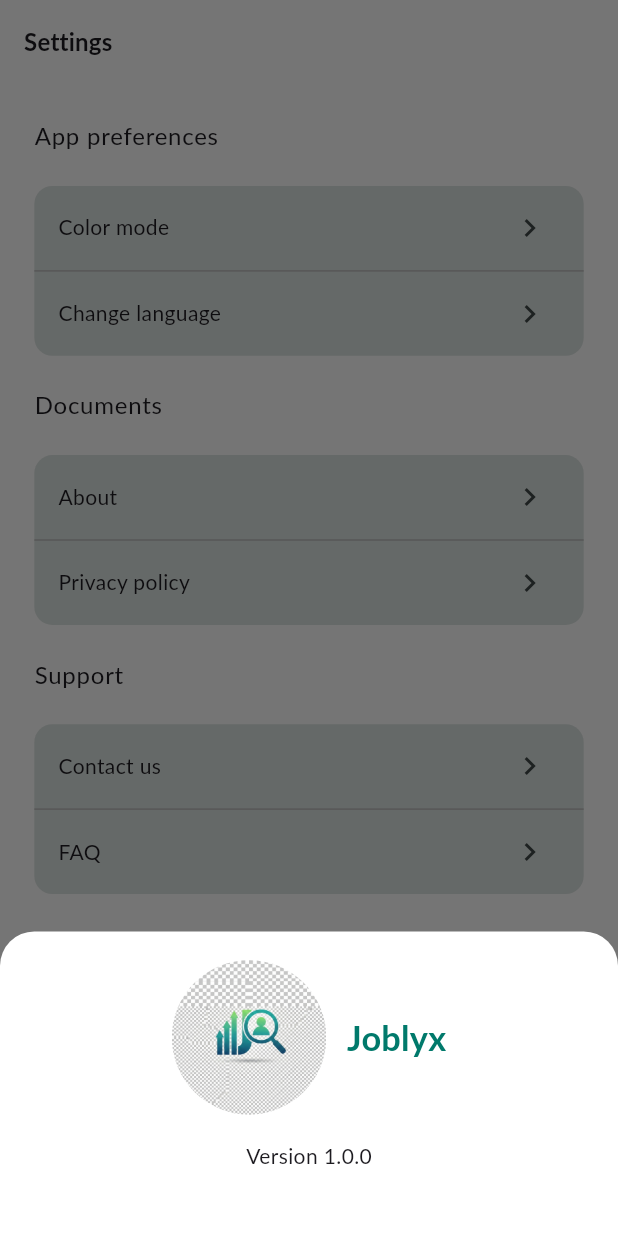
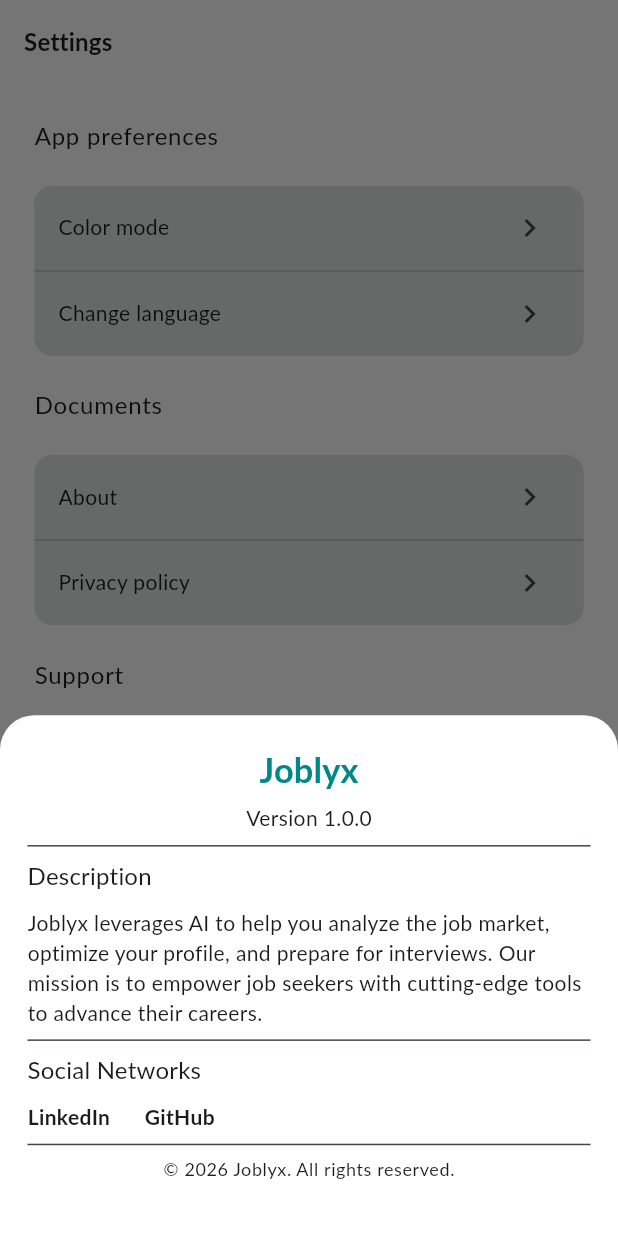
Before and after one commit to AlexisIvan2000/Joblyx, a Flutter app: the SettingsScreen screen opened by its route, after a tap on "About", on a phone screen of 412 x 824 dp. Run offline on Flutter 3.47's test engine with Material 3 defaults, Android fonts, the light colour scheme and no system bars; our stand-ins replace cached_network_image, flutter_dotenv, flutter_image_compress, flutter_riverpod, flutter_screenutil, go_router and 4 more; accounts and stored records are empty.

Commit message:
feat: ajout de la gestion des contacts et de la section À propos avec des descriptions et des liens d'email

```diff
--- a/joblyx_front/assets/i18n/en.json
+++ b/joblyx_front/assets/i18n/en.json
@@ -120,7 +120,13 @@
     "english": "English",
     "contact_email": "support@joblyx.com",
     "contact_message": "Have a question, found a bug, or have an idea to improve Joblyx? Your suggestions help us build the best tool for your carreer. Get in touch!",
-    "contact_response_time": "Expect a response within 24-48h."
+    "contact_response_time": "Expect a response within 24-48h.",
+    "email_error": "Unable to open email application.",
+    "description": "Description",
+    "about_description": "Joblyx leverages AI to help you analyze the job market, optimize your profile, and prepare for interviews. Our mission is to empower job seekers with cutting-edge tools to advance their careers.",
+    "social_networks": "Social Networks",
+    "copyright": "© 2026 Joblyx. All rights reserved."
+
 
   },
 
--- a/joblyx_front/assets/i18n/fr.json
+++ b/joblyx_front/assets/i18n/fr.json
@@ -120,7 +120,13 @@
         "english": "Anglais",
         "contact_email": "support@joblyx.com",
         "contact_message": "Une question, un bug ou une idée pour améliorer Joblyx? Vos suggestions nous aident à construire le meilleur outil pour votre carrière. Écrivez-nous !",
-        "contact_response_time": "Attendez-vous à une réponse sous 24-48h."
+        "contact_response_time": "Attendez-vous à une réponse sous 24-48h.",
+        "email_error": "Impossible d'ouvrir l'application email.",
+        "description": "Description",
+        "about_description": "Joblyx utilise l'IA pour vous aider à analyser le marché de l'emploi, optimiser votre profil et préparer vos entretiens. Notre mission est de donner aux chercheurs d'emploi des outils de pointe pour faire avancer leur carrière.",
+        "social_networks": "Réseaux sociaux",
+        "copyright": "© 2026 Joblyx. Tous droits réservés."
+
 
     },
     "err": {
--- a/joblyx_front/lib/widgets/settings/about.dart
+++ b/joblyx_front/lib/widgets/settings/about.dart
@@ -1,6 +1,6 @@
 import 'package:flutter/material.dart';
 import 'package:flutter_screenutil/flutter_screenutil.dart';
-// import 'package:joblyx_front/services/app_localizations.dart';
+import 'package:joblyx_front/services/app_localizations.dart';
 
 void showAboutSheet(BuildContext context) {
   showModalBottomSheet(
@@ -19,7 +19,7 @@
   @override
   Widget build(BuildContext context) {
     final theme = Theme.of(context);
-    // final t = AppLocalizations.of(context);
+    final t = AppLocalizations.of(context);
     final cs = theme.colorScheme;
 
     return Padding(
@@ -33,30 +33,77 @@
         mainAxisSize: MainAxisSize.min,
         crossAxisAlignment: CrossAxisAlignment.start,
         children: [
+          Center(
+            child: Text(
+              'Joblyx',
+              style: theme.textTheme.titleMedium?.copyWith(
+                fontWeight: FontWeight.bold,
+                color: cs.secondary,
+                fontSize: 20.sp,
+              ),
+            ),
+          ),
+          SizedBox(height: 5.h),
+          Center(
+            child: Text('Version 1.0.0', style: theme.textTheme.bodyMedium),
+          ),
+          Divider(color: cs.onSurfaceVariant, thickness: 1.0),
+          Text(
+            t.t('settings.description'),
+            style: theme.textTheme.titleMedium?.copyWith(
+              fontWeight: FontWeight.w500,
+            ),
+          ),
+          SizedBox(height: 8.h),
+          Text(
+            t.t('settings.about_description'),
+            style: theme.textTheme.bodyMedium,
+          ),
+          Divider(color: cs.onSurfaceVariant, thickness: 1.0),
+          Text(
+            t.t('settings.social_networks'),
+            style: theme.textTheme.titleMedium?.copyWith(
+              fontWeight: FontWeight.w500,
+            ),
+          ),
+          SizedBox(height: 8.h),
           Row(
-            mainAxisAlignment: MainAxisAlignment.center,
-            crossAxisAlignment: CrossAxisAlignment.center,
             children: [
-              CircleAvatar(
-                radius: 45.r,
-                backgroundColor: cs.surface,
-                backgroundImage: const AssetImage('assets/images/logo_j.png'),
+              GestureDetector(
+                onTap: () {
+                  // Open Twitter link
+                },
+                child: Text(
+                  'LinkedIn',
+                  style: theme.textTheme.bodyMedium?.copyWith(
+
+                    fontWeight: FontWeight.w600,
+                  ),
+                ),
               ),
-              SizedBox(width: 12.w),
-              Text(
-                'Joblyx',
-                style: theme.textTheme.titleMedium?.copyWith(
-                  fontWeight: FontWeight.bold, color: cs.primary, fontSize: 20.sp
+              SizedBox(width: 20.w),
+              GestureDetector(
+                onTap: () {
+                  // Open Twitter link
+                },
+                child: Text(
+                  'GitHub',
+                  style: theme.textTheme.bodyMedium?.copyWith(
+
+                    fontWeight: FontWeight.w600,
+                  ),
                 ),
               ),
             ],
           ),
+          Divider(color: cs.onSurfaceVariant, thickness: 1.0),
+          Center(
+            child: Text(
+              t.t('settings.copyright'),
+              style: theme.textTheme.bodySmall,
+            ),
+          ),
           SizedBox(height: 15.h),
-          Center(
-            child: Text('Version 1.0.0', style: theme.textTheme.bodyMedium),
-          ),
-          SizedBox(height: 20.h),
-
         ],
       ),
     );
--- a/joblyx_front/pubspec.yaml
+++ b/joblyx_front/pubspec.yaml
@@ -17,12 +17,15 @@
   flutter_riverpod: ^3.1.0
   flutter_screenutil: ^5.9.3
   flutter_svg: ^2.2.3
+  geocoding: ^4.0.0
+  geolocator: ^14.0.2
   go_router: ^17.0.1
   google_fonts: ^7.0.0
   image_picker: ^1.2.1
   intl: ^0.20.2
   shared_preferences: ^2.5.4
   supabase_flutter: ^2.12.0
+  url_launcher: ^6.3.2
 
 dev_dependencies:
   flutter_test:
```
Also changed, not shown: joblyx_front/lib/widgets/settings/contact_us.dart (+39 -9 lines), joblyx_front/pubspec.lock, 4 other files.
